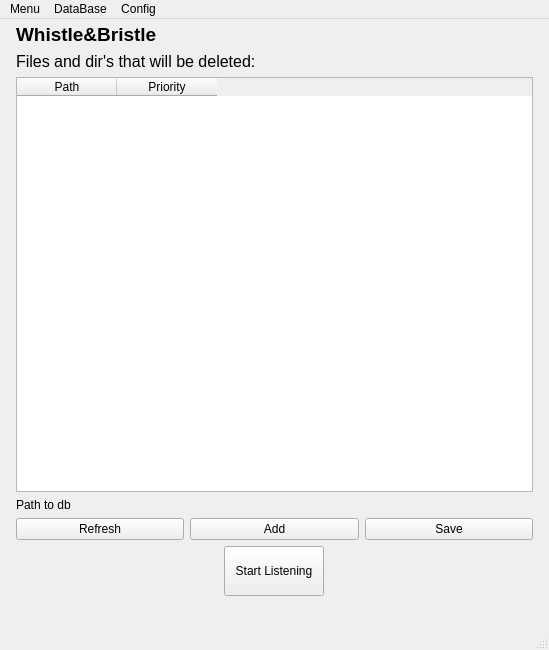
Above: qt/main.ui from Hi-Timofey/Whistle-Bristle before the change. Below: the same form after it.
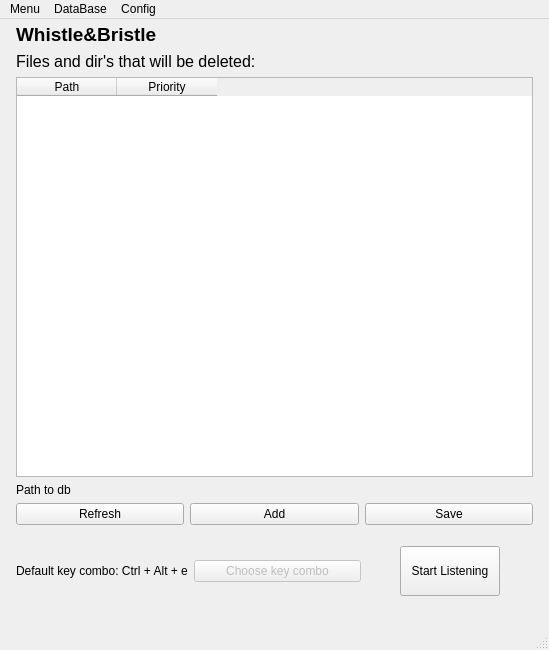
That is the form after the change.

Commit message: UI final moves; final lines for deploying first version

What changed in the file:
```diff
--- a/qt/main.ui
+++ b/qt/main.ui
@@ -26,6 +26,12 @@
    <string>Whistle&amp;Bristle</string>
   </property>
   <widget class="QWidget" name="centralwidget">
+   <property name="sizePolicy">
+    <sizepolicy hsizetype="Maximum" vsizetype="Maximum">
+     <horstretch>0</horstretch>
+     <verstretch>0</verstretch>
+    </sizepolicy>
+   </property>
    <property name="maximumSize">
     <size>
      <width>16000</width>
@@ -193,6 +199,26 @@
     </item>
     <item row="1" column="0">
      <layout class="QHBoxLayout" name="horizontalLayout_2">
+      <property name="topMargin">
+       <number>15</number>
+      </property>
+      <item>
+       <widget class="QLabel" name="label">
+        <property name="text">
+         <string>Default key combo: Ctrl + Alt + e</string>
+        </property>
+       </widget>
+      </item>
+      <item>
+       <widget class="QPushButton" name="pushButton">
+        <property name="enabled">
+         <bool>false</bool>
+        </property>
+        <property name="text">
+         <string>Choose key combo</string>
+        </property>
+       </widget>
+      </item>
       <item alignment="Qt::AlignHCenter|Qt::AlignVCenter">
        <widget class="QPushButton" name="startBtn">
         <property name="minimumSize">
```
The commit also changes 1 other file.
